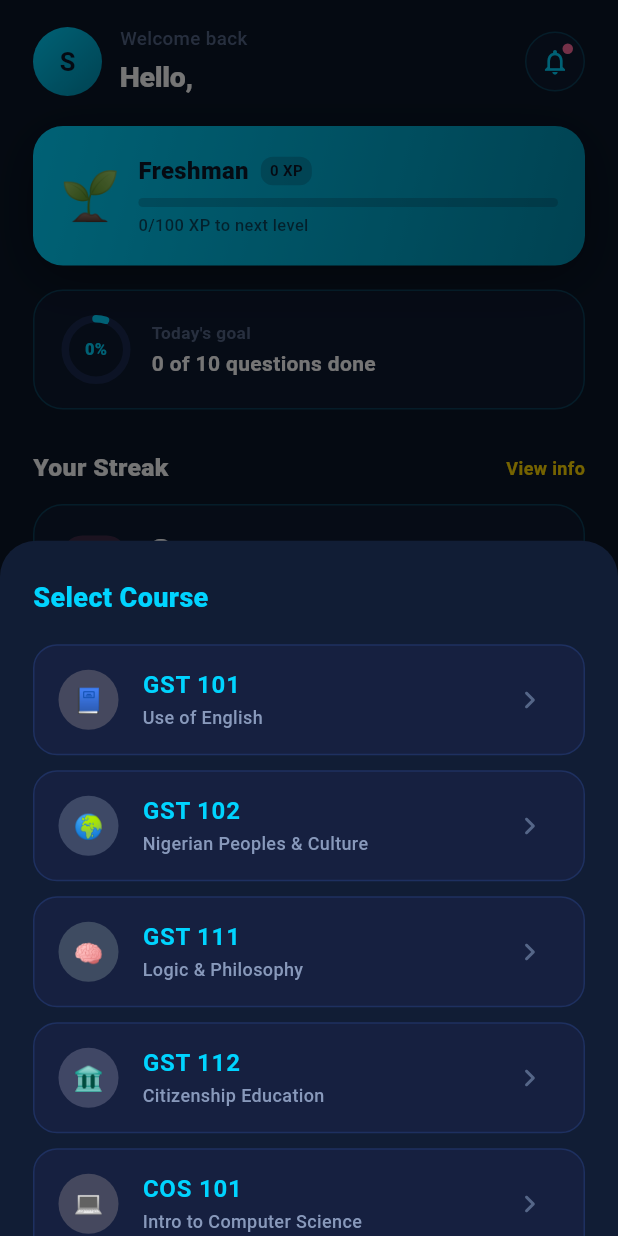
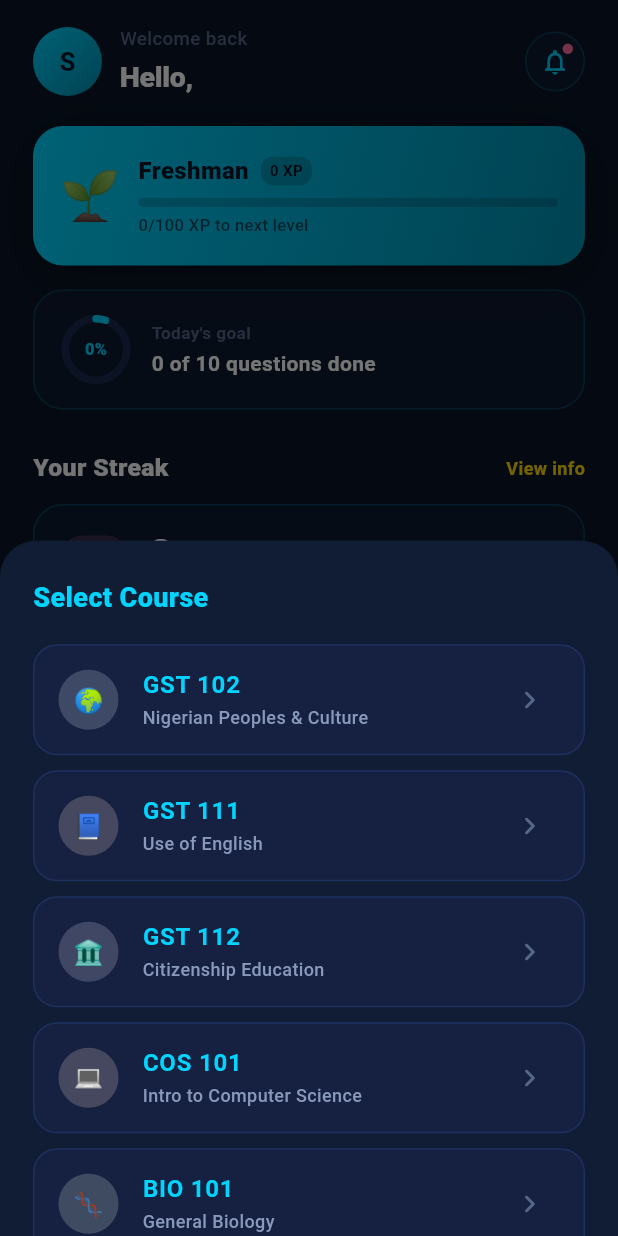
Before and after one commit to Cyberboyone/gst-cbt-app, a Flutter app: the _HomeTab screen opened directly, after a tap on "Practice", on a phone screen of 412 x 824 dp. Run offline on Flutter 3.47's test engine with Material 3 defaults, Android fonts, the phone set to English and light mode, and no system bars; our stand-ins replace audioplayers, connectivity_plus, firebase_analytics, firebase_core, google_mobile_ads, hive_flutter and 3 more; accounts and stored records are empty; network calls fail; Roboto replaces fonts that are missing (Nunito); statements that could not run were skipped.

Commit message:
Rename GST111 to Use of English, remove GST101

```diff
--- a/lib/main.dart
+++ b/lib/main.dart
@@ -32,7 +32,7 @@ void main() async {
 /// Seeds the local Hive question cache from bundled JSON assets
 /// so the app is usable immediately after install with zero internet.
 Future<void> _seedStarterQuestions(HiveService hiveService) async {
-  const courseIds = ['gst101', 'gst102', 'gst111', 'gst112', 'cos101', 'bio101', 'phy101', 'phy102', 'mth101', 'mth102', 'chm102', 'ssc202', 'ssc301', 'gst301', 'gst2208', 'gst2202', 'slc399', 'ent312'];
+  const courseIds = ['gst102', 'gst111', 'gst112', 'cos101', 'bio101', 'phy101', 'phy102', 'mth101', 'mth102', 'chm102', 'ssc202', 'ssc301', 'gst301', 'gst2208', 'gst2202', 'slc399', 'ent312'];
 
   for (final courseId in courseIds) {
     final cached = hiveService.getCachedQuestions(courseId);
--- a/lib/providers/course_provider.dart
+++ b/lib/providers/course_provider.dart
@@ -9,14 +9,6 @@ class CourseProvider with ChangeNotifier {
   final List<Course> _courses = [
     // 100 Level (University) Courses
     Course(
-      id: 'gst101',
-      code: 'GST 101',
-      name: 'Use of English',
-      icon: '📘',
-      colorHex: '#FFE8D6', // Peach
-      mode: '100_level',
-    ),
-    Course(
       id: 'gst102',
       code: 'GST 102',
       name: 'Nigerian Peoples & Culture',
@@ -27,9 +19,9 @@ class CourseProvider with ChangeNotifier {
     Course(
       id: 'gst111',
       code: 'GST 111',
-      name: 'Logic & Philosophy',
-      icon: '🧠',
-      colorHex: '#DFF5E4', // Mint
+      name: 'Use of English',
+      icon: '📘',
+      colorHex: '#FFE8D6', // Peach
       mode: '100_level',
     ),
     Course(
--- a/lib/screens/materials_screen.dart
+++ b/lib/screens/materials_screen.dart
@@ -54,7 +54,7 @@ class _MaterialsScreenState extends State<MaterialsScreen> {
         StudyMaterial(
           id: 'mat_gst_answers_qna',
           title: 'GST Answers and Questions Compilation',
-          courseId: 'gst101',
+          courseId: 'gst111',
           fileUrl: 'bundled://materials/gst_answers_questions.pdf',
           version: 1,
           size: '557 KB',
@@ -94,7 +94,7 @@ class _MaterialsScreenState extends State<MaterialsScreen> {
         StudyMaterial(
           id: 'mat_past_q_general',
           title: 'Past Questions (General)',
-          courseId: 'gst101',
+          courseId: 'gst111',
           fileUrl: 'bundled://materials/past_questions_general.pdf',
           version: 1,
           size: '5.2 MB',
```
